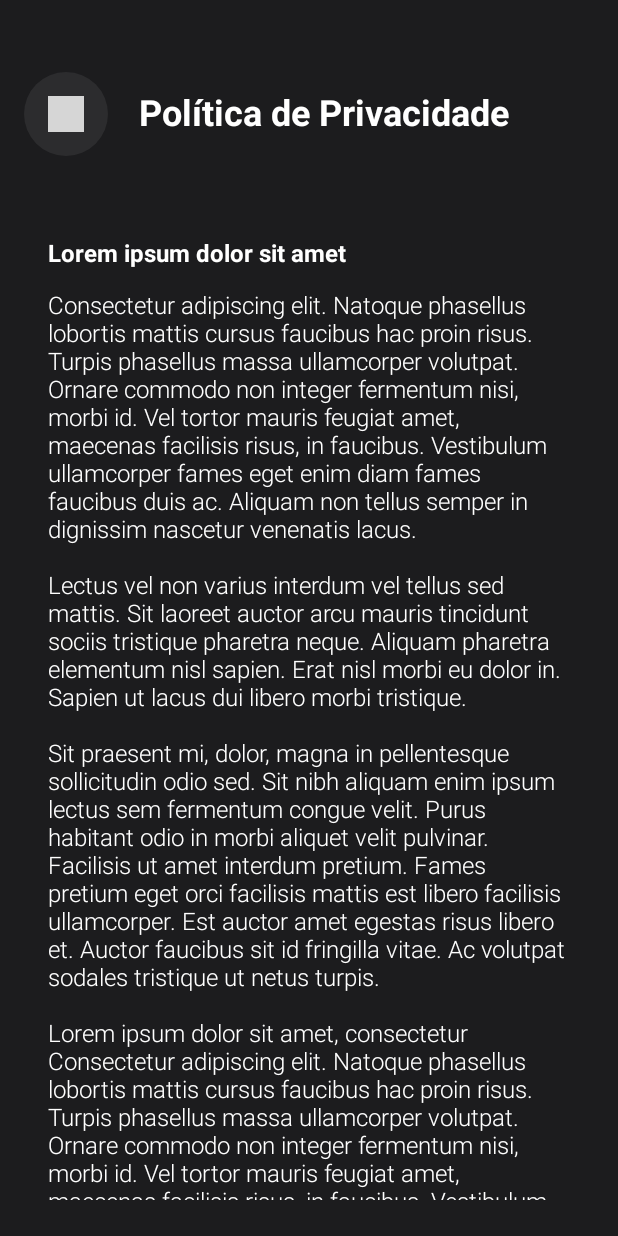
After one commit to SPECTRUM-SYNC/client-kt, an Android app built with Jetpack Compose: the TelaPoliticaPrivacidade screen opened directly, with no data from a screen before it, on a phone screen of 412 x 824 dp. The commit adds this screen. Run offline under Robolectric (Android 15) with nearby library versions, the phone set to English and light mode, and no system bars; libraries missing offline, so code that uses them is left out: coil.decode; pictures from the network do not load; 1 statement that could not run was skipped; grey boxes are pictures that could not be loaded.

Commit message:
Adicionando Tela de Politica de Privacidade

```diff
--- a/fittech/app/src/main/AndroidManifest.xml
+++ b/fittech/app/src/main/AndroidManifest.xml
@@ -12,6 +12,11 @@
         android:supportsRtl="true"
         android:theme="@style/Theme.Fittech"
         tools:targetApi="31">
+        <activity
+            android:name=".TelaPoliticaPrivacidade"
+            android:exported="true"
+            android:label="@string/title_activity_tela_politica_privacidade"
+            android:theme="@style/Theme.Fittech" />
         <activity
             android:name=".TelaNotificacao"
             android:exported="true"
--- /dev/null
+++ b/fittech/app/src/main/java/spectrum/fittech/TelaPoliticaPrivacidade.kt
@@ -0,0 +1,175 @@
+package spectrum.fittech
+
+import android.os.Bundle
+import androidx.activity.ComponentActivity
+import androidx.activity.compose.setContent
+import androidx.activity.enableEdgeToEdge
+import androidx.compose.foundation.background
+import androidx.compose.foundation.layout.Arrangement
+import androidx.compose.foundation.layout.Box
+import androidx.compose.foundation.layout.Column
+import androidx.compose.foundation.layout.Row
+import androidx.compose.foundation.layout.WindowInsets
+import androidx.compose.foundation.layout.fillMaxSize
+import androidx.compose.foundation.layout.fillMaxWidth
+import androidx.compose.foundation.layout.padding
+import androidx.compose.foundation.layout.safeDrawing
+import androidx.compose.foundation.layout.size
+import androidx.compose.foundation.layout.windowInsetsPadding
+import androidx.compose.foundation.rememberScrollState
+import androidx.compose.foundation.shape.CircleShape
+import androidx.compose.foundation.verticalScroll
+import androidx.compose.material3.Icon
+import androidx.compose.material3.IconButton
+import androidx.compose.material3.Scaffold
+import androidx.compose.material3.Text
+import androidx.compose.runtime.Composable
+import androidx.compose.ui.Alignment
+import androidx.compose.ui.Modifier
+import androidx.compose.ui.graphics.Color
+import androidx.compose.ui.platform.LocalConfiguration
+import androidx.compose.ui.platform.LocalContext
+import androidx.compose.ui.text.TextStyle
+import androidx.compose.ui.text.font.FontWeight
+import androidx.compose.ui.tooling.preview.Preview
+import androidx.compose.ui.unit.dp
+import androidx.compose.ui.unit.sp
+import coil.compose.rememberAsyncImagePainter
+import coil.decode.SvgDecoder
+import coil.request.ImageRequest
+import spectrum.fittech.ui.theme.FittechTheme
+
+class TelaPoliticaPrivacidade : ComponentActivity() {
+    override fun onCreate(savedInstanceState: Bundle?) {
+        super.onCreate(savedInstanceState)
+        enableEdgeToEdge()
+        setContent {
+            FittechTheme {
+                Scaffold(modifier = Modifier.fillMaxSize()
+                    .windowInsetsPadding(WindowInsets.safeDrawing)) { innerPadding ->
+                    TelaPoliticaPrivacidade(
+                        name = "Android",
+                        modifier = Modifier.padding(innerPadding)
+                    )
+                }
+            }
+        }
+    }
+}
+
+@Composable
+fun TelaPoliticaPrivacidade(name: String, modifier: Modifier = Modifier) {
+
+    val screenWidth = LocalConfiguration.current.screenWidthDp.dp
+
+    Column (
+        modifier = Modifier
+            .fillMaxSize()
+            .background(Color(0xFF1C1C1E))
+            .padding(horizontal = 16.dp)
+            .padding(bottom = 16.dp),
+        verticalArrangement = Arrangement.Top
+    ) {
+
+        Row(
+            modifier = Modifier
+                .fillMaxWidth()
+                .padding(top = 48.dp, bottom = 48.dp),
+            horizontalArrangement = Arrangement.Start,
+            verticalAlignment = Alignment.CenterVertically
+        ) {
+            // Botão voltar
+            Box(
+                modifier = Modifier
+                    .size(56.dp)
+                    .background(Color(0xFF2C2C2E), shape = CircleShape),
+                contentAlignment = Alignment.Center
+            ) {
+                IconButton(onClick = { }) {
+                    Icon(
+                        painter = rememberAsyncImagePainter(
+                            model = ImageRequest.Builder(LocalContext.current)
+                                .data("android.resource://spectrum.fittech/raw/setaesquerda")
+                                .decoderFactory(SvgDecoder.Factory())
+                                .build()
+                        ),
+                        contentDescription = "Home",
+                        modifier = Modifier.size(24.dp),
+                        tint = Color.White
+                    )
+                }
+            }
+
+            Text(
+                text = "Política de Privacidade",
+                style = TextStyle(
+                    fontSize = 24.sp,
+                    color = Color.White,
+                    fontWeight = FontWeight.Bold
+                ),
+                modifier = Modifier
+                    .padding(horizontal = screenWidth * 0.05f)
+            )
+
+        }
+
+        Row(
+            modifier = Modifier
+                .fillMaxWidth()
+                .padding(horizontal = 16.dp)
+                .padding(vertical = 8.dp),
+            horizontalArrangement = Arrangement.Start,
+            verticalAlignment = Alignment.CenterVertically
+        ) {
+            Text(
+                text = "Lorem ipsum dolor sit amet",
+                style = TextStyle(
+                    fontSize = 16.sp,
+                    color = Color.White,
+                    fontWeight = FontWeight.Bold
+                )
+            )
+        }
+
+        Column (
+            modifier = Modifier
+                .fillMaxWidth()
+                .padding(horizontal = 16.dp)
+                .padding(vertical = 8.dp)
+                .verticalScroll(rememberScrollState()),
+            horizontalAlignment = Alignment.Start,
+            verticalArrangement = Arrangement.Center
+        ) {
+            Text(
+                text =  "Consectetur adipiscing elit. Natoque phasellus lobortis mattis cursus faucibus hac proin risus. Turpis phasellus massa ullamcorper volutpat. Ornare commodo non integer fermentum nisi, morbi id. Vel tortor mauris feugiat amet, maecenas facilisis risus, in faucibus. Vestibulum ullamcorper fames eget enim diam fames faucibus duis ac. Aliquam non tellus semper in dignissim nascetur venenatis lacus.\n" +
+                        "\n" +
+                        "Lectus vel non varius interdum vel tellus sed mattis. Sit laoreet auctor arcu mauris tincidunt sociis tristique pharetra neque. Aliquam pharetra elementum nisl sapien. Erat nisl morbi eu dolor in. Sapien ut lacus dui libero morbi tristique.\n" +
+                        "\n" +
+                        "Sit praesent mi, dolor, magna in pellentesque sollicitudin odio sed. Sit nibh aliquam enim ipsum lectus sem fermentum congue velit. Purus habitant odio in morbi aliquet velit pulvinar. Facilisis ut amet interdum pretium. Fames pretium eget orci facilisis mattis est libero facilisis ullamcorper. Est auctor amet egestas risus libero et. Auctor faucibus sit id fringilla vitae. Ac volutpat sodales tristique ut netus turpis.\n" +
+                        "\n" +
+                        "Lorem ipsum dolor sit amet, consectetur " +
+                        "Consectetur adipiscing elit. Natoque phasellus lobortis mattis cursus faucibus hac proin risus. Turpis phasellus massa ullamcorper volutpat. Ornare commodo non integer fermentum nisi, morbi id. Vel tortor mauris feugiat amet, maecenas facilisis risus, in faucibus. Vestibulum ullamcorper fames eget enim diam fames faucibus duis ac. Aliquam non tellus semper in dignissim nascetur venenatis lacus.\n" +
+                        "\n" +
+                        "Lectus vel non varius interdum vel tellus sed mattis. Sit laoreet auctor arcu mauris tincidunt sociis tristique pharetra neque. Aliquam pharetra elementum nisl sapien. Erat nisl morbi eu dolor in. Sapien ut lacus dui libero morbi tristique.\n" +
+                        "\n" +
+                        "Sit praesent mi, dolor, magna in pellentesque sollicitudin odio sed. Sit nibh aliquam enim ipsum lectus sem fermentum congue velit. Purus habitant odio in morbi aliquet velit pulvinar. Facilisis ut amet interdum pretium. Fames pretium eget orci facilisis mattis est libero facilisis ullamcorper. Est auctor amet egestas risus libero et. Auctor faucibus sit id fringilla vitae. Ac volutpat sodales tristique ut netus turpis.\n" +
+                        "\n" +
+                        "Lorem ipsum dolor sit amet, consectetur ",
+                style = TextStyle(
+                    fontSize = 16.sp,
+                    color = Color.White,
+                    fontWeight = FontWeight.Light
+                )
+            )
+        }
+
+    }
+}
+
+@Preview(showBackground = true)
+@Composable
+fun TelaPoliticaPrivacidadePreview() {
+    FittechTheme {
+        TelaPoliticaPrivacidade("Android")
+    }
+}
--- a/fittech/app/src/main/res/values/strings.xml
+++ b/fittech/app/src/main/res/values/strings.xml
@@ -80,5 +80,6 @@
     <string name="btn_entrar">Entrar</string>
     <string name="title_activity_tela_configuracao">TelaConfiguracao</string>
     <string name="title_activity_tela_notificacao">TelaNotificacao</string>
+    <string name="title_activity_tela_politica_privacidade">TelaPoliticaPrivacidade</string>
 
 </resources>
```
